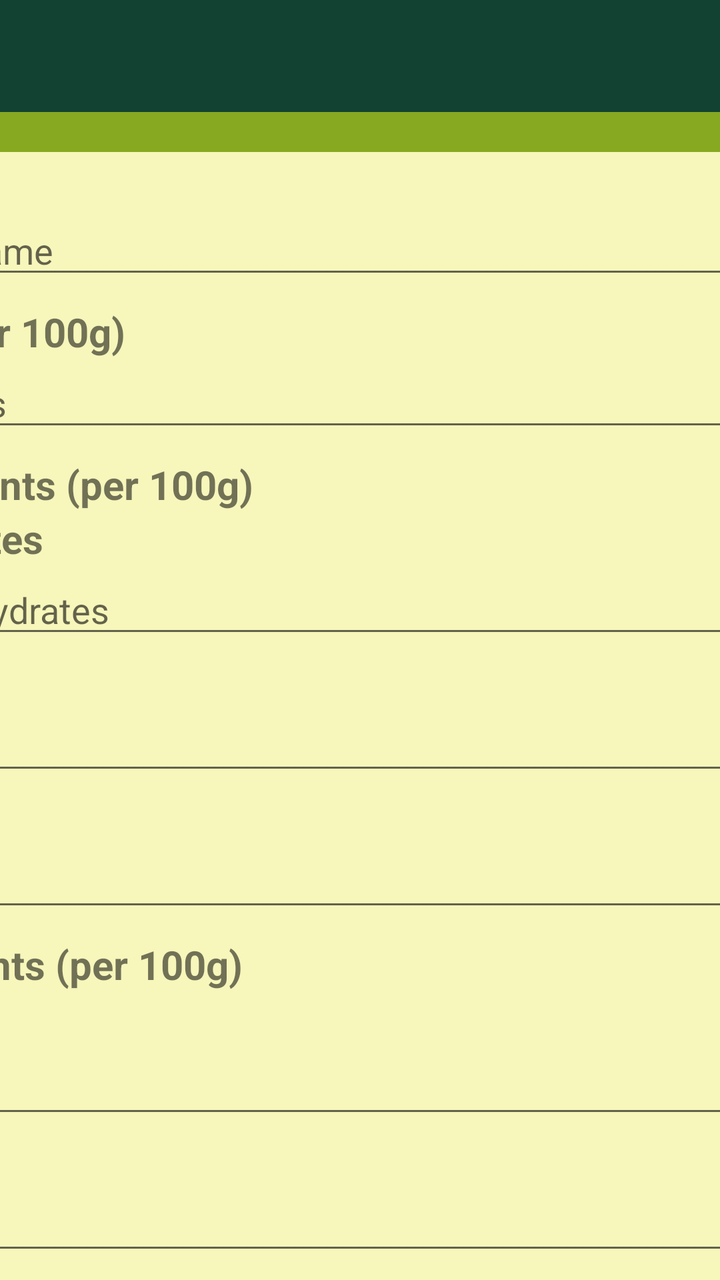
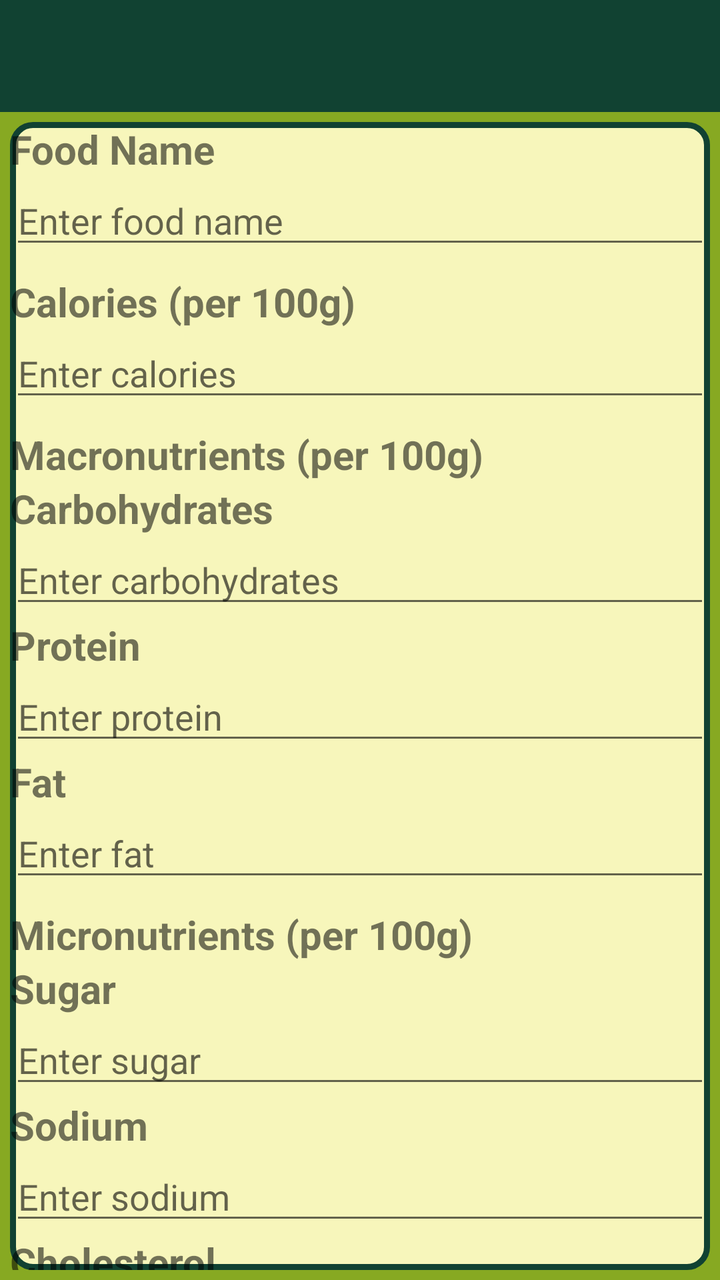

Before-and-after screenshots of an Android layout around one commit, followed by the original layout XML and the change that was made.
<!-- AndroidManifest.xml: application theme AppTheme -->
<!-- res/layout/admin.xml -->
<LinearLayout android:orientation="vertical" android:minWidth="25px" android:minHeight="25px" android:layout_width="match_parent" android:layout_height="match_parent" android:id="@+id/linearLayout1" android:background="#87A922" xmlns:app="http://schemas.android.com/apk/res-auto" xmlns:android="http://schemas.android.com/apk/res/android"><com.google.android.material.appbar.AppBarLayout android:layout_width="match_parent" android:layout_height="wrap_content" android:theme="@style/AppTheme.AppBarOverlay"><androidx.appcompat.widget.Toolbar android:id="@+id/toolbar" android:layout_width="match_parent" android:layout_height="?attr/actionBarSize" android:background="?attr/colorPrimary" /></com.google.android.material.appbar.AppBarLayout><LinearLayout android:id="@+id/lin2" android:orientation="vertical" android:minWidth="25px" android:minHeight="25px" android:layout_width="580dp" android:layout_height="wrap_content" android:layout_marginTop="20dp" android:layout_gravity="center" android:background="#F7F6BB"><TextView android:layout_width="match_parent" android:layout_height="wrap_content" android:text="Food Name" android:textStyle="bold" android:textSize="20dp" /><EditText android:id="@+id/food_name_input" android:layout_width="match_parent" android:layout_height="wrap_content" android:hint="Enter food name" /><TextView android:layout_width="match_parent" android:layout_height="wrap_content" android:text="Calories (per 100g)" android:textStyle="bold" android:textSize="20dp" android:layout_marginTop="8dp" /><EditText android:id="@+id/calories_input" android:layout_width="match_parent" android:layout_height="wrap_content" android:inputType="numberDecimal" android:hint="Enter calories" /><TextView android:layout_width="match_parent" android:layout_height="wrap_content" android:text="Macronutrients (per 100g)" android:textStyle="bold" android:textSize="20dp" android:layout_marginTop="8dp" /><TextView android:layout_width="match_parent" android:layout_height="wrap_content" android:text="Carbohydrates" android:textStyle="bold" android:textSize="20dp" /><EditText android:id="@+id/carbohydrates_input" android:layout_width="match_parent" android:layout_height="wrap_content" android:inputType="numberDecimal" android:hint="Enter carbohydrates" /><TextView android:layout_width="match_parent" android:layout_height="wrap_content" android:text="Protein" android:textStyle="bold" android:textSize="20dp" /><EditText android:id="@+id/protein_input" android:layout_width="match_parent" android:layout_height="wrap_content" android:inputType="numberDecimal" android:hint="Enter protein" /><TextView android:layout_width="match_parent" android:layout_height="wrap_content" android:text="Fat" android:textStyle="bold" android:textSize="20dp" /><EditText android:id="@+id/fat_input" android:layout_width="match_parent" android:layout_height="wrap_content" android:inputType="numberDecimal" android:hint="Enter fat" /><TextView android:layout_width="match_parent" android:layout_height="wrap_content" android:text="Micronutrients (per 100g)" android:textStyle="bold" android:textSize="20dp" android:layout_marginTop="8dp" /><TextView android:layout_width="match_parent" android:layout_height="wrap_content" android:text="Sugar" android:textStyle="bold" android:textSize="20dp" /><EditText android:id="@+id/sugar_input" android:layout_width="match_parent" android:layout_height="wrap_content" android:inputType="numberDecimal" android:hint="Enter sugar" /><TextView android:layout_width="match_parent" android:layout_height="wrap_content" android:text="Sodium" android:textStyle="bold" android:textSize="20dp" /><EditText android:id="@+id/sodium_input" android:layout_width="match_parent" android:layout_height="wrap_content" android:inputType="numberDecimal" android:hint="Enter sodium" /><TextView android:layout_width="match_parent" android:layout_height="wrap_content" android:text="Cholesterol" android:textStyle="bold" android:textSize="20dp" /><EditText android:id="@+id/cholesterol_input" android:layout_width="match_parent" android:layout_height="wrap_content" android:inputType="numberDecimal" android:hint="Enter cholesterol" /><Button android:id="@+id/submit_button" android:layout_width="match_parent" android:layout_height="wrap_content" android:layout_marginTop="16dp" android:backgroundTint="#114232" android:layout_margin="10dp" android:text="Submit" /></LinearLayout></LinearLayout>
<!-- resources referenced by this layout -->
<resources>
  <style name="AppTheme.AppBarOverlay" parent="ThemeOverlay.MaterialComponents.Dark.ActionBar" />
  <style name="AppTheme" parent="Theme.MaterialComponents.Light.DarkActionBar"><item name="colorPrimary">#114232</item><item name="colorPrimaryDark">@color/colorPrimaryDark</item><item name="colorAccent">@color/colorAccent</item><item name="windowActionBar">false</item><item name="windowNoTitle">true</item></style>
  <color name="colorPrimaryDark">#1B3147</color>
  <color name="colorAccent">#3498db</color>
</resources>

<!-- the commit's change to res/layout/admin.xml (unified diff, before → after) -->
@@ -1 +1 @@
-<LinearLayout android:orientation="vertical" android:minWidth="25px" android:minHeight="25px" android:layout_width="match_parent" android:layout_height="match_parent" android:id="@+id/linearLayout1" android:background="#87A922" xmlns:app="http://schemas.android.com/apk/res-auto" xmlns:android="http://schemas.android.com/apk/res/android"><com.google.android.material.appbar.AppBarLayout android:layout_width="match_parent" android:layout_height="wrap_content" android:theme="@style/AppTheme.AppBarOverlay"><androidx.appcompat.widget.Toolbar android:id="@+id/toolbar" android:layout_width="match_parent" android:layout_height="?attr/actionBarSize" android:background="?attr/colorPrimary" /></com.google.android.material.appbar.AppBarLayout><LinearLayout android:id="@+id/lin2" android:orientation="vertical" android:minWidth="25px" android:minHeight="25px" android:layout_width="580dp" android:layout_height="wrap_content" android:layout_marginTop="20dp" android:layout_gravity="center" android:background="#F7F6BB"><TextView android:layout_width="match_parent" android:layout_height="wrap_content" android:text="Food Name" android:textStyle="bold" android:textSize="20dp" /><EditText android:id="@+id/food_name_input" android:layout_width="match_parent" android:layout_height="wrap_content" android:hint="Enter food name" /><TextView android:layout_width="match_parent" android:layout_height="wrap_content" android:text="Calories (per 100g)" android:textStyle="bold" android:textSize="20dp" android:layout_marginTop="8dp" /><EditText android:id="@+id/calories_input" android:layout_width="match_parent" android:layout_height="wrap_content" android:inputType="numberDecimal" android:hint="Enter calories" /><TextView android:layout_width="match_parent" android:layout_height="wrap_content" android:text="Macronutrients (per 100g)" android:textStyle="bold" android:textSize="20dp" android:layout_marginTop="8dp" /><TextView android:layout_width="match_parent" android:layout_height="wrap_content" android:text="Carbohydrates" android:textStyle="bold" android:textSize="20dp" /><EditText android:id="@+id/carbohydrates_input" android:layout_width="match_parent" android:layout_height="wrap_content" android:inputType="numberDecimal" android:hint="Enter carbohydrates" /><TextView android:layout_width="match_parent" android:layout_height="wrap_content" android:text="Protein" android:textStyle="bold" android:textSize="20dp" /><EditText android:id="@+id/protein_input" android:layout_width="match_parent" android:layout_height="wrap_content" android:inputType="numberDecimal" android:hint="Enter protein" /><TextView android:layout_width="match_parent" android:layout_height="wrap_content" android:text="Fat" android:textStyle="bold" android:textSize="20dp" /><EditText android:id="@+id/fat_input" android:layout_width="match_parent" android:layout_height="wrap_content" android:inputType="numberDecimal" android:hint="Enter fat" /><TextView android:layout_width="match_parent" android:layout_height="wrap_content" android:text="Micronutrients (per 100g)" android:textStyle="bold" android:textSize="20dp" android:layout_marginTop="8dp" /><TextView android:layout_width="match_parent" android:layout_height="wrap_content" android:text="Sugar" android:textStyle="bold" android:textSize="20dp" /><EditText android:id="@+id/sugar_input" android:layout_width="match_parent" android:layout_height="wrap_content" android:inputType="numberDecimal" android:hint="Enter sugar" /><TextView android:layout_width="match_parent" android:layout_height="wrap_content" android:text="Sodium" android:textStyle="bold" android:textSize="20dp" /><EditText android:id="@+id/sodium_input" android:layout_width="match_parent" android:layout_height="wrap_content" android:inputType="numberDecimal" android:hint="Enter sodium" /><TextView android:layout_width="match_parent" android:layout_height="wrap_content" android:text="Cholesterol" android:textStyle="bold" android:textSize="20dp" /><EditText android:id="@+id/cholesterol_input" android:layout_width="match_parent" android:layout_height="wrap_content" android:inputType="numberDecimal" android:hint="Enter cholesterol" /><Button android:id="@+id/submit_button" android:layout_width="match_parent" android:layout_height="wrap_content" android:layout_marginTop="16dp" android:backgroundTint="#114232" android:layout_margin="10dp" android:text="Submit" /></LinearLayout></LinearLayout>
+<LinearLayout android:orientation="vertical" android:minWidth="25px" android:minHeight="25px" android:layout_width="match_parent" android:layout_height="match_parent" android:id="@+id/linearLayout1" android:background="#87A922" xmlns:app="http://schemas.android.com/apk/res-auto" xmlns:android="http://schemas.android.com/apk/res/android"><com.google.android.material.appbar.AppBarLayout android:layout_width="match_parent" android:layout_height="wrap_content" android:theme="@style/AppTheme.AppBarOverlay"><androidx.appcompat.widget.Toolbar android:id="@+id/toolbar" android:layout_width="match_parent" android:layout_height="?attr/actionBarSize" android:background="?attr/colorPrimary" /></com.google.android.material.appbar.AppBarLayout><LinearLayout android:id="@+id/lin2" android:orientation="vertical" android:minWidth="25px" android:minHeight="25px" android:layout_width="match_parent" android:layout_height="wrap_content" android:layout_margin="5dp" android:layout_gravity="center" android:background="@drawable/layout_bg"><TextView android:layout_width="match_parent" android:layout_height="wrap_content" android:text="Food Name" android:textStyle="bold" android:textSize="20dp" /><EditText android:id="@+id/food_name_input" android:layout_width="match_parent" android:layout_height="wrap_content" android:hint="Enter food name" /><TextView android:layout_width="match_parent" android:layout_height="wrap_content" android:text="Calories (per 100g)" android:textStyle="bold" android:textSize="20dp" android:layout_marginTop="8dp" /><EditText android:id="@+id/calories_input" android:layout_width="match_parent" android:layout_height="wrap_content" android:inputType="numberDecimal" android:hint="Enter calories" /><TextView android:layout_width="match_parent" android:layout_height="wrap_content" android:text="Macronutrients (per 100g)" android:textStyle="bold" android:textSize="20dp" android:layout_marginTop="8dp" /><TextView android:layout_width="match_parent" android:layout_height="wrap_content" android:text="Carbohydrates" android:textStyle="bold" android:textSize="20dp" /><EditText android:id="@+id/carbohydrates_input" android:layout_width="match_parent" android:layout_height="wrap_content" android:inputType="numberDecimal" android:hint="Enter carbohydrates" /><TextView android:layout_width="match_parent" android:layout_height="wrap_content" android:text="Protein" android:textStyle="bold" android:textSize="20dp" /><EditText android:id="@+id/protein_input" android:layout_width="match_parent" android:layout_height="wrap_content" android:inputType="numberDecimal" android:hint="Enter protein" /><TextView android:layout_width="match_parent" android:layout_height="wrap_content" android:text="Fat" android:textStyle="bold" android:textSize="20dp" /><EditText android:id="@+id/fat_input" android:layout_width="match_parent" android:layout_height="wrap_content" android:inputType="numberDecimal" android:hint="Enter fat" /><TextView android:layout_width="match_parent" android:layout_height="wrap_content" android:text="Micronutrients (per 100g)" android:textStyle="bold" android:textSize="20dp" android:layout_marginTop="8dp" /><TextView android:layout_width="match_parent" android:layout_height="wrap_content" android:text="Sugar" android:textStyle="bold" android:textSize="20dp" /><EditText android:id="@+id/sugar_input" android:layout_width="match_parent" android:layout_height="wrap_content" android:inputType="numberDecimal" android:hint="Enter sugar" /><TextView android:layout_width="match_parent" android:layout_height="wrap_content" android:text="Sodium" android:textStyle="bold" android:textSize="20dp" /><EditText android:id="@+id/sodium_input" android:layout_width="match_parent" android:layout_height="wrap_content" android:inputType="numberDecimal" android:hint="Enter sodium" /><TextView android:layout_width="match_parent" android:layout_height="wrap_content" android:text="Cholesterol" android:textStyle="bold" android:textSize="20dp" /><EditText android:id="@+id/cholesterol_input" android:layout_width="match_parent" android:layout_height="wrap_content" android:inputType="numberDecimal" android:hint="Enter cholesterol" /><LinearLayout android:orientation="horizontal" android:layout_width="wrap_content" android:layout_height="wrap_content" android:layout_gravity="center"><Button android:id="@+id/submit_button" android:layout_width="wrap_content" android:layout_height="wrap_content" android:textColor="#FFFFFF" android:backgroundTint="#114232" android:layout_margin="10dp" android:text="Submit" /></LinearLayout></LinearLayout></LinearLayout>
<!-- resource entries referenced after the edit -->
@@ -1,5 +1,7 @@
 <!-- resources referenced by this layout -->
 <resources>
+  <!-- drawable layout_bg (drawable) -->
+  <shape xmlns:android="http://schemas.android.com/apk/res/android"><solid android:color="#F7F6BB" /><stroke android:width="3dp" android:color="#114232" /><corners android:radius="10dp" /><padding android:left="0dp" android:top="0dp" android:right="0dp" android:bottom="0dp" /></shape>
   <style name="AppTheme.AppBarOverlay" parent="ThemeOverlay.MaterialComponents.Dark.ActionBar" />
   <style name="AppTheme" parent="Theme.MaterialComponents.Light.DarkActionBar"><item name="colorPrimary">#114232</item><item name="colorPrimaryDark">@color/colorPrimaryDark</item><item name="colorAccent">@color/colorAccent</item><item name="windowActionBar">false</item><item name="windowNoTitle">true</item></style>
   <color name="colorPrimaryDark">#1B3147</color>
